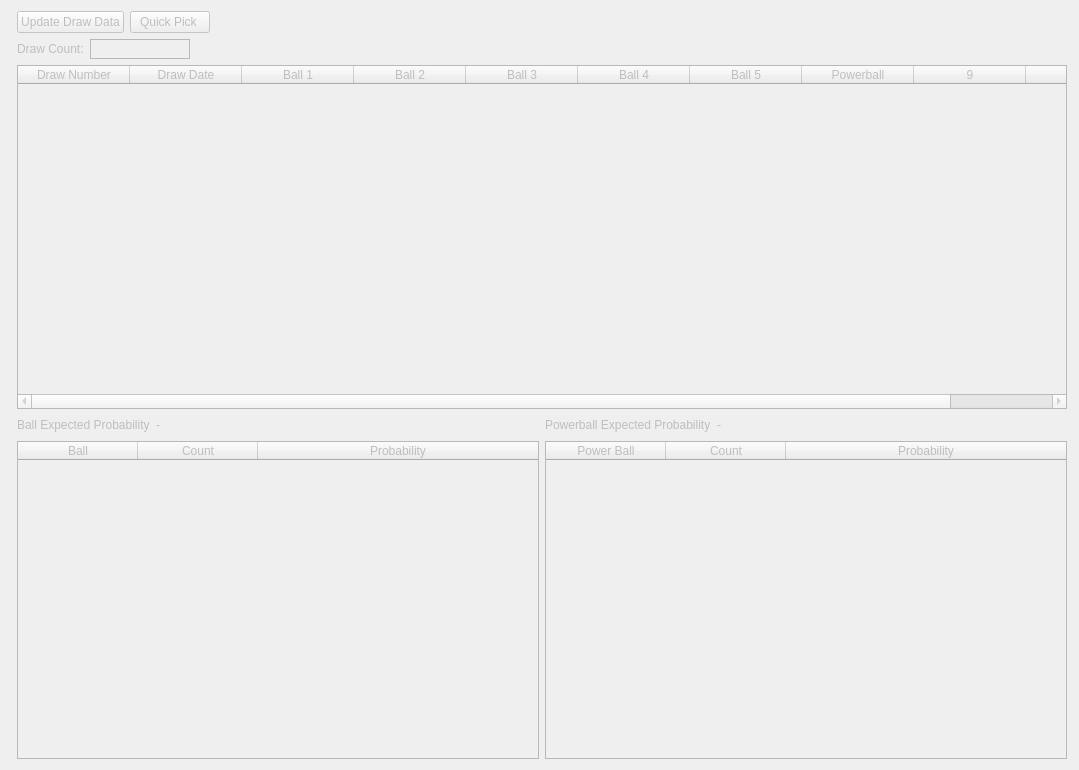
Before: the Qt Designer form LottoWidget.ui in SD-MotoRider/QTLottoTracker, drawn with Qt 5.
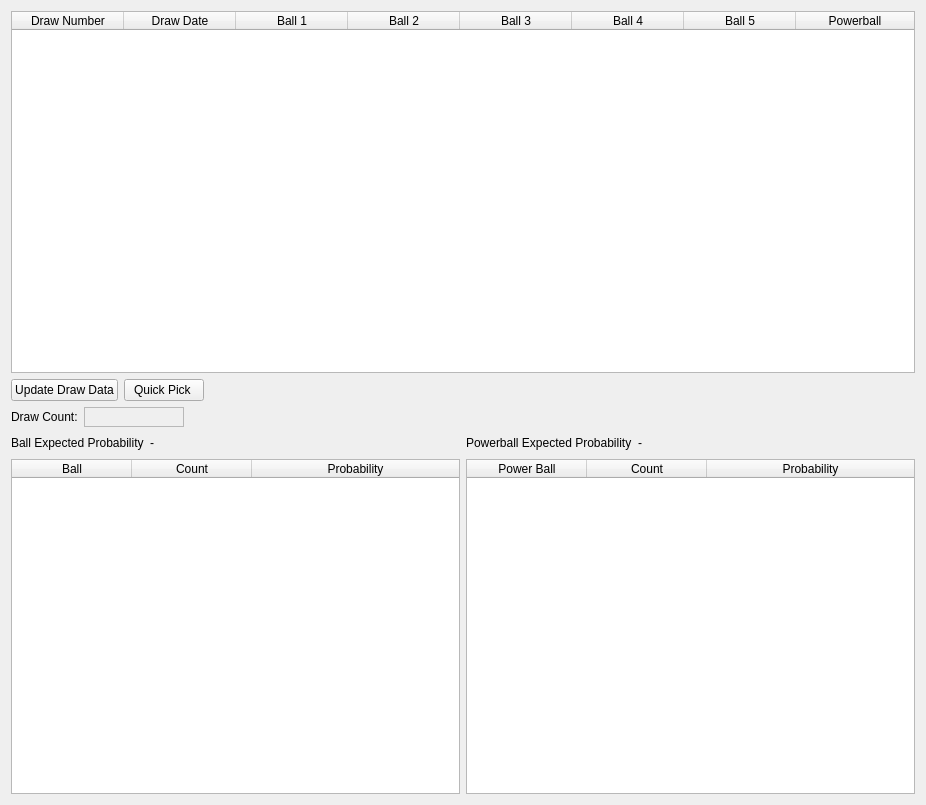
After: the same form once the commit is applied.

Commit message: Lotto Window is now a widget

The edit to the form file:
```diff
--- a/LottoWidget.ui
+++ b/LottoWidget.ui
@@ -2,42 +2,77 @@
 <ui version="4.0">
  <class>LottoWidget</class>
  <widget class="QWidget" name="LottoWidget">
-  <property name="enabled">
-   <bool>false</bool>
-  </property>
   <property name="geometry">
    <rect>
     <x>0</x>
     <y>0</y>
-    <width>1079</width>
-    <height>770</height>
+    <width>926</width>
+    <height>805</height>
    </rect>
   </property>
-  <property name="sizePolicy">
-   <sizepolicy hsizetype="Expanding" vsizetype="Expanding">
-    <horstretch>0</horstretch>
-    <verstretch>0</verstretch>
-   </sizepolicy>
-  </property>
   <property name="contextMenuPolicy">
    <enum>Qt::ActionsContextMenu</enum>
   </property>
   <property name="windowTitle">
-   <string>Powerball</string>
-  </property>
-  <property name="windowOpacity">
-   <double>6.000000000000000</double>
-  </property>
-  <property name="sizeGripEnabled" stdset="0">
-   <bool>false</bool>
+   <string/>
   </property>
   <layout class="QVBoxLayout" name="verticalLayout_3">
-   <property name="leftMargin">
-    <number>17</number>
-   </property>
-   <property name="rightMargin">
-    <number>12</number>
-   </property>
+   <item>
+    <widget class="QTableWidget" name="_drawTable">
+     <property name="columnCount">
+      <number>8</number>
+     </property>
+     <attribute name="horizontalHeaderDefaultSectionSize">
+      <number>112</number>
+     </attribute>
+     <attribute name="horizontalHeaderStretchLastSection">
+      <bool>true</bool>
+     </attribute>
+     <attribute name="verticalHeaderVisible">
+      <bool>false</bool>
+     </attribute>
+     <column>
+      <property name="text">
+       <string>Draw Number</string>
+      </property>
+     </column>
+     <column>
+      <property name="text">
+       <string>Draw Date</string>
+      </property>
+     </column>
+     <column>
+      <property name="text">
+       <string>Ball 1</string>
+      </property>
+     </column>
+     <column>
+      <property name="text">
+       <string>Ball 2</string>
+      </property>
+     </column>
+     <column>
+      <property name="text">
+       <string>Ball 3</string>
+      </property>
+     </column>
+     <column>
+      <property name="text">
+       <string>Ball 4</string>
+      </property>
+     </column>
+     <column>
+      <property name="text">
+       <string>Ball 5</string>
+      </property>
+     </column>
+     <column>
+      <property name="text">
+       <string>Powerball</string>
+      </property>
+     </column>
+    </widget>
+   </item>
    <item>
     <layout class="QHBoxLayout" name="horizontalLayout">
      <item>
@@ -121,64 +156,6 @@
      </item>
     </layout>
    </item>
-   <item>
-    <widget class="QTableWidget" name="_drawTable">
-     <property name="columnCount">
-      <number>10</number>
-     </property>
-     <attribute name="horizontalHeaderDefaultSectionSize">
-      <number>112</number>
-     </attribute>
-     <attribute name="horizontalHeaderStretchLastSection">
-      <bool>true</bool>
-     </attribute>
-     <attribute name="verticalHeaderVisible">
-      <bool>false</bool>
-     </attribute>
-     <column>
-      <property name="text">
-       <string>Draw Number</string>
-      </property>
-     </column>
-     <column>
-      <property name="text">
-       <string>Draw Date</string>
-      </property>
-     </column>
-     <column>
-      <property name="text">
-       <string>Ball 1</string>
-      </property>
-     </column>
-     <column>
-      <property name="text">
-       <string>Ball 2</string>
-      </property>
-     </column>
-     <column>
-      <property name="text">
-       <string>Ball 3</string>
-      </property>
-     </column>
-     <column>
-      <property name="text">
-       <string>Ball 4</string>
-      </property>
-     </column>
-     <column>
-      <property name="text">
-       <string>Ball 5</string>
-      </property>
-     </column>
-     <column>
-      <property name="text">
-       <string>Powerball</string>
-      </property>
-     </column>
-     <column/>
-     <column/>
-    </widget>
-   </item>
    <item>
     <layout class="QHBoxLayout" name="horizontalLayout_5">
      <item>
@@ -320,7 +297,6 @@
    </item>
   </layout>
  </widget>
- <layoutdefault spacing="6" margin="11"/>
  <resources/>
  <connections/>
 </ui>
```
Left out of the diff: 2 changed lines with no effect on the pictures. The commit also changes 6 other files.
